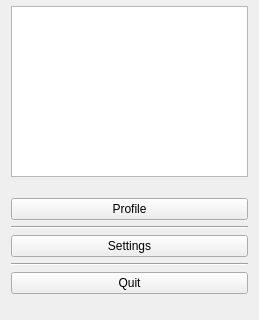
Qt form sidebarwidget.ui (zcharli/carleton-student-project-partner-finder) before a commit; both pictures show x 0 to 259 and y 275 to 595 of the 259 by 595 pixel window.
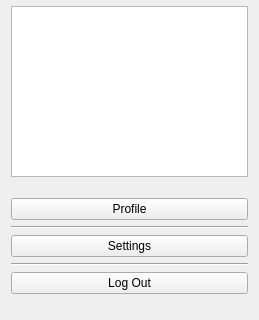
The same form after that commit.

What changed in the file:
```diff
--- a/sidebarwidget.ui
+++ b/sidebarwidget.ui
@@ -239,7 +239,7 @@
      <item>
       <widget class="QPushButton" name="btnQuit">
        <property name="text">
-        <string>Quit</string>
+        <string>Log Out</string>
        </property>
       </widget>
      </item>
```
Left out of the diff: 6 changed lines with no effect on the pictures.
